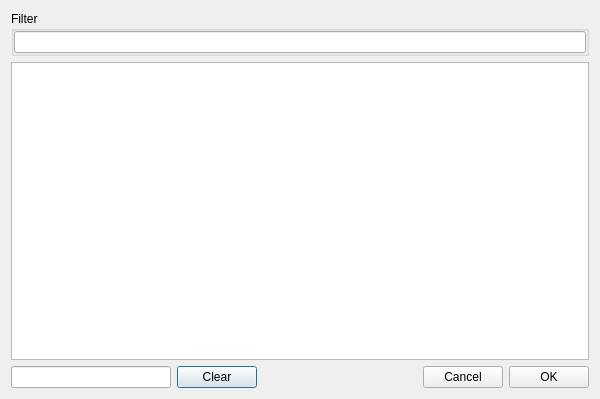
Before: the Qt Designer form dialogshortcuts.ui in horsicq/XShortcuts, drawn with Qt 5.
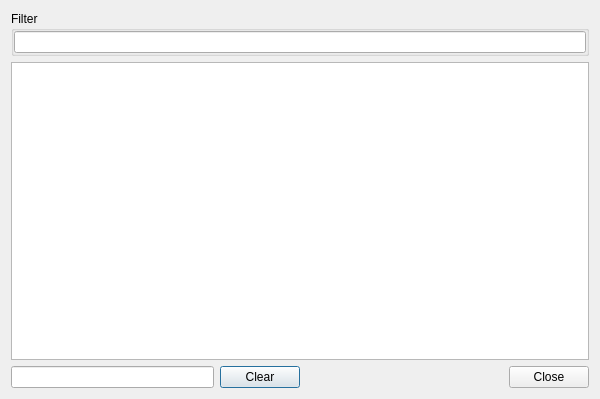
After: the same form once the commit is applied.

Diff of the .ui file:
```diff
--- a/dialogshortcuts.ui
+++ b/dialogshortcuts.ui
@@ -102,14 +102,7 @@
      <item>
       <widget class="QPushButton" name="pushButtonCancel">
        <property name="text">
-        <string>Cancel</string>
-       </property>
-      </widget>
-     </item>
-     <item>
-      <widget class="QPushButton" name="pushButtonOK">
-       <property name="text">
-        <string>OK</string>
+        <string>Close</string>
        </property>
       </widget>
      </item>
```
Left out of the diff: 2 changed lines with no effect on the pictures.
